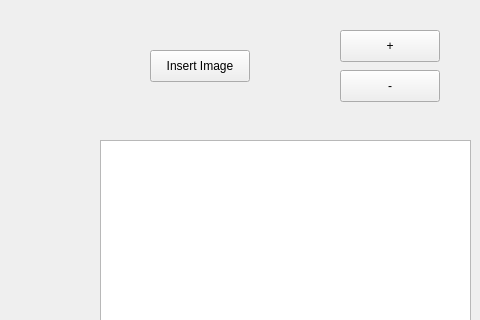
Qt form GHMD/mainwindow.ui (20jmorrison/GHmdConverter) before a commit; both pictures show x 0 to 480 and y 0 to 320 of the 593 by 461 pixel window.
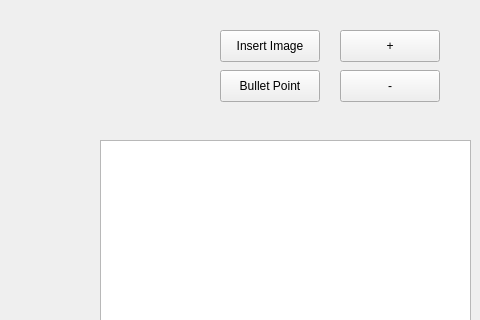
The same form after that commit.

Commit message: Add bullet point button

The edit to the form file:
```diff
--- a/GHMD/mainwindow.ui
+++ b/GHMD/mainwindow.ui
@@ -17,8 +17,8 @@
    <widget class="QPushButton" name="insertImage">
     <property name="geometry">
      <rect>
-      <x>150</x>
-      <y>50</y>
+      <x>220</x>
+      <y>30</y>
       <width>100</width>
       <height>32</height>
      </rect>
@@ -66,6 +66,19 @@
      <bool>false</bool>
     </property>
    </widget>
+   <widget class="QPushButton" name="insertBullet">
+    <property name="geometry">
+     <rect>
+      <x>220</x>
+      <y>70</y>
+      <width>100</width>
+      <height>32</height>
+     </rect>
+    </property>
+    <property name="text">
+     <string>Bullet Point</string>
+    </property>
+   </widget>
   </widget>
   <widget class="QMenuBar" name="menubar">
    <property name="geometry">
```
Left out of the diff: 2 changed lines with no effect on the pictures. The commit also changes 6 other files.
